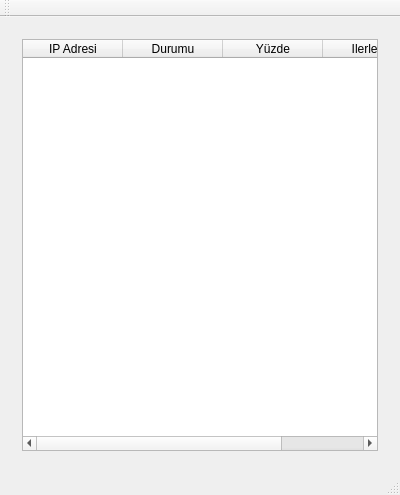
kerimenes/UdpListenPort, file mainwindow.ui: the form before one commit.
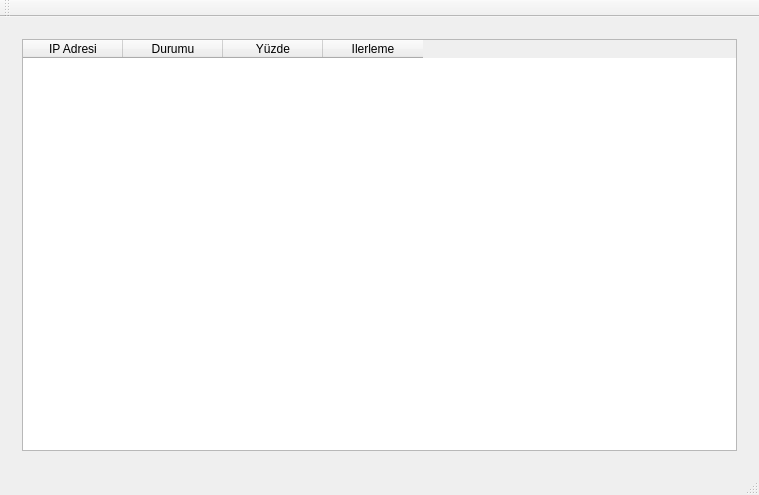
The form after the commit. The open tabs and pages were chosen to show the change.

Diff of the .ui file:
```diff
--- a/mainwindow.ui
+++ b/mainwindow.ui
@@ -6,7 +6,7 @@
    <rect>
     <x>0</x>
     <y>0</y>
-    <width>400</width>
+    <width>759</width>
     <height>495</height>
    </rect>
   </property>
```
Left out of the diff: 4 changed lines with no effect on the pictures.
